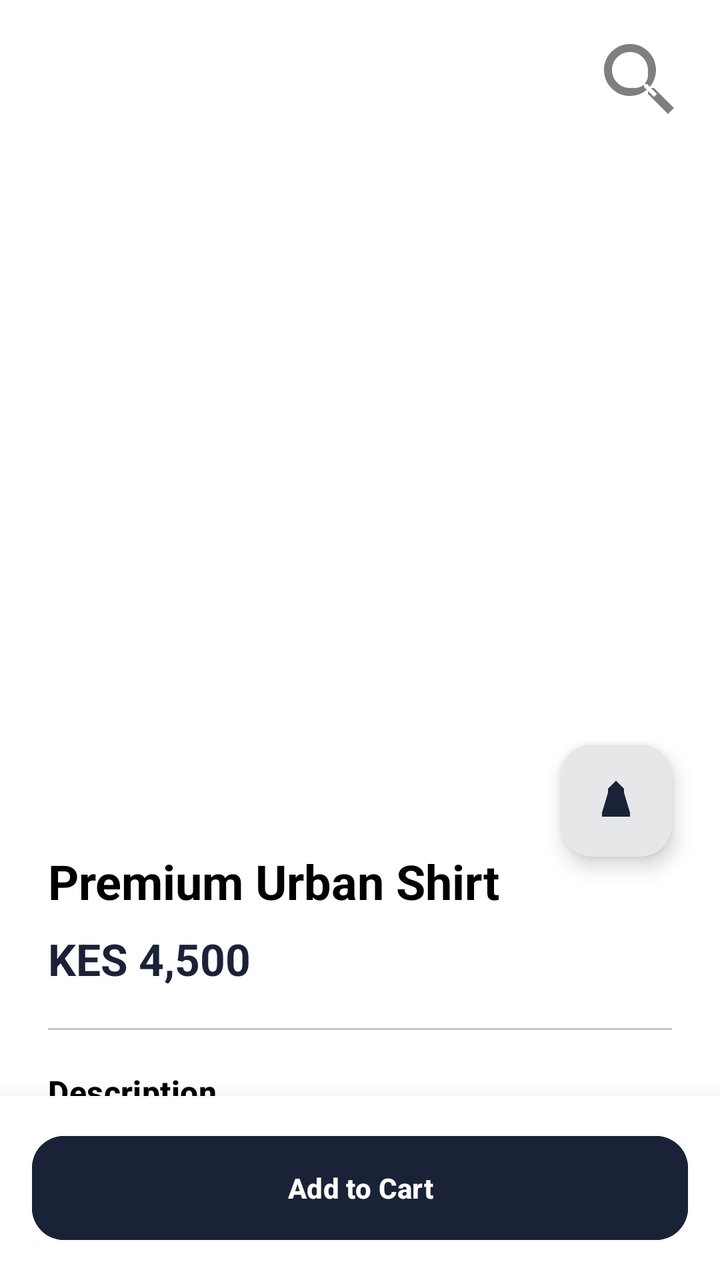
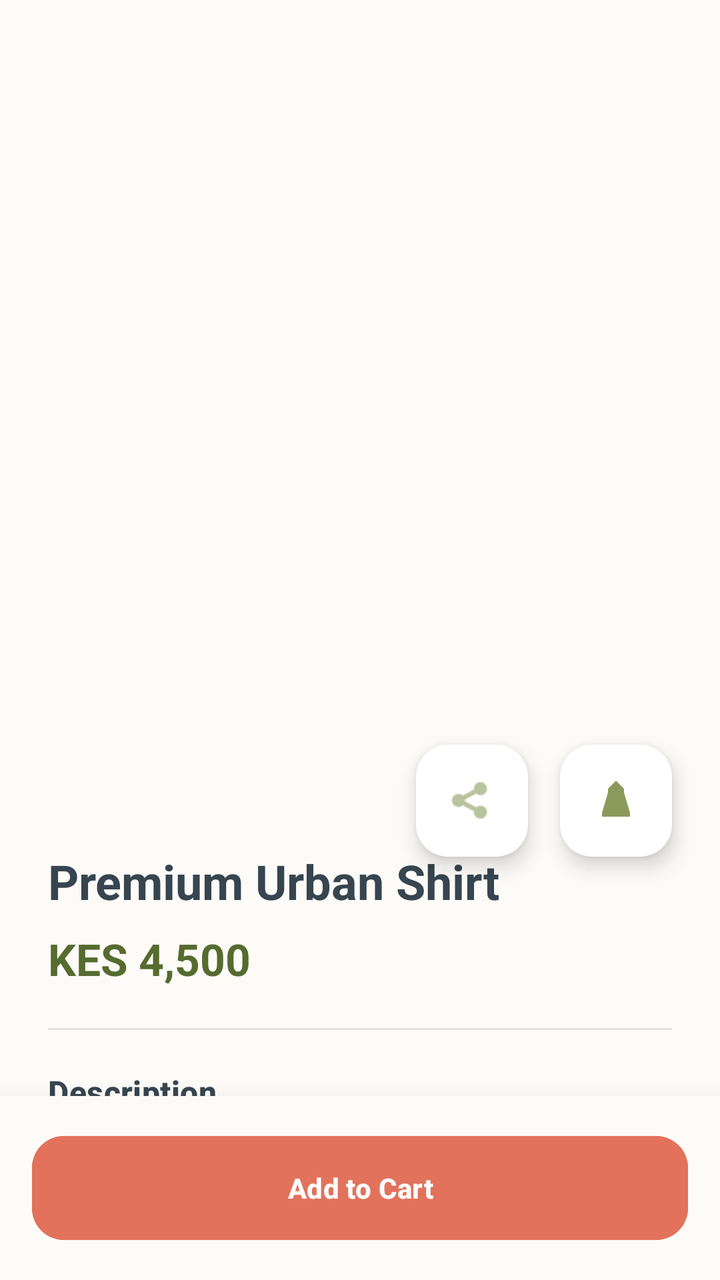

An Android layout rendered at two revisions. The XML below is the earlier revision; the diff shows what the commit changed to produce the second picture.
<!-- AndroidManifest.xml: application theme Theme.StyleNestBoutique -->
<!-- res/layout/fragment_product_detail.xml -->
<?xml version="1.0" encoding="utf-8"?>
<androidx.coordinatorlayout.widget.CoordinatorLayout xmlns:android="http://schemas.android.com/apk/res/android"
    xmlns:app="http://schemas.android.com/apk/res-auto"
    xmlns:tools="http://schemas.android.com/tools"
    android:layout_width="match_parent"
    android:layout_height="match_parent"
    android:background="?attr/colorSurface">

    <androidx.core.widget.NestedScrollView
        android:layout_width="match_parent"
        android:layout_height="match_parent"
        android:clipToPadding="false"
        android:paddingBottom="100dp">

        <androidx.constraintlayout.widget.ConstraintLayout
            android:layout_width="match_parent"
            android:layout_height="wrap_content">

            <com.google.android.material.imageview.ShapeableImageView
                android:id="@+id/product_image"
                android:layout_width="match_parent"
                android:layout_height="0dp"
                android:adjustViewBounds="true"
                android:scaleType="centerCrop"
                app:layout_constraintDimensionRatio="1:1.2"
                app:layout_constraintTop_toTopOf="parent"
                app:shapeAppearanceOverlay="@style/ShapeAppearance.Material3.LargeComponent" />

            <ImageButton
                android:id="@+id/share_button"
                android:layout_width="48dp"
                android:layout_height="48dp"
                android:layout_margin="16dp"
                android:background="@drawable/ic_categories"
                android:backgroundTint="#80000000"
                android:padding="12dp"
                android:src="@drawable/ic_search"
                app:layout_constraintEnd_toEndOf="parent"
                app:layout_constraintTop_toTopOf="parent"
                app:tint="@color/white" />

            <com.google.android.material.floatingactionbutton.FloatingActionButton
                android:id="@+id/wishlist_fab"
                android:layout_width="wrap_content"
                android:layout_height="wrap_content"
                android:layout_marginEnd="24dp"
                android:contentDescription="Add to wishlist"
                android:src="@drawable/ic_dress"
                app:backgroundTint="?attr/colorSurface"
                app:fabSize="normal"
                app:layout_constraintBottom_toTopOf="@id/detail_card"
                app:layout_constraintEnd_toEndOf="parent"
                app:layout_constraintTop_toTopOf="@id/detail_card"
                app:tint="?attr/colorPrimary" />

            <com.google.android.material.card.MaterialCardView
                android:id="@+id/detail_card"
                android:layout_width="match_parent"
                android:layout_height="wrap_content"
                android:layout_marginTop="-32dp"
                app:cardCornerRadius="32dp"
                app:cardElevation="0dp"
                app:layout_constraintTop_toBottomOf="@id/product_image"
                app:strokeWidth="0dp">

                <LinearLayout
                    android:layout_width="match_parent"
                    android:layout_height="wrap_content"
                    android:orientation="vertical"
                    android:padding="24dp">

                    <TextView
                        android:id="@+id/product_name"
                        android:layout_width="match_parent"
                        android:layout_height="wrap_content"
                        android:text="Premium Urban Shirt"
                        android:textAppearance="?attr/textAppearanceHeadlineSmall"
                        android:textColor="?attr/colorOnSurface"
                        android:textStyle="bold" />

                    <TextView
                        android:id="@+id/product_price"
                        android:layout_width="match_parent"
                        android:layout_height="wrap_content"
                        android:layout_marginTop="8dp"
                        android:text="KES 4,500"
                        android:textAppearance="?attr/textAppearanceTitleLarge"
                        android:textColor="?attr/colorPrimary"
                        android:textStyle="bold" />

                    <View
                        android:layout_width="match_parent"
                        android:layout_height="1dp"
                        android:layout_marginVertical="20dp"
                        android:background="?attr/colorOutlineVariant" />

                    <TextView
                        android:layout_width="match_parent"
                        android:layout_height="wrap_content"
                        android:text="Description"
                        android:textAppearance="?attr/textAppearanceTitleMedium"
                        android:textColor="?attr/colorOnSurface"
                        android:textStyle="bold" />

                    <TextView
                        android:id="@+id/product_description"
                        android:layout_width="match_parent"
                        android:layout_height="wrap_content"
                        android:layout_marginTop="8dp"
                        android:lineSpacingExtra="4dp"
                        android:text="Premium quality fabric with a modern silhouette."
                        android:textAppearance="?attr/textAppearanceBodyMedium" />

                    <TextView
                        android:layout_width="wrap_content"
                        android:layout_height="wrap_content"
                        android:layout_marginTop="24dp"
                        android:text="Select Size"
                        android:textAppearance="?attr/textAppearanceTitleMedium"
                        android:textColor="?attr/colorOnSurface"
                        android:textStyle="bold" />

                    <com.google.android.material.chip.ChipGroup
                        android:id="@+id/size_chip_group"
                        android:layout_width="match_parent"
                        android:layout_height="wrap_content"
                        android:layout_marginTop="12dp"
                        app:singleSelection="true">

                        <com.google.android.material.chip.Chip
                            android:id="@+id/chip_s"
                            style="@style/Widget.Material3.Chip.Filter"
                            android:layout_width="wrap_content"
                            android:layout_height="wrap_content"
                            android:text="S" />

                        <com.google.android.material.chip.Chip
                            android:id="@+id/chip_m"
                            style="@style/Widget.Material3.Chip.Filter"
                            android:layout_width="wrap_content"
                            android:layout_height="wrap_content"
                            android:checked="true"
                            android:text="M" />

                        <com.google.android.material.chip.Chip
                            android:id="@+id/chip_l"
                            style="@style/Widget.Material3.Chip.Filter"
                            android:layout_width="wrap_content"
                            android:layout_height="wrap_content"
                            android:text="L" />

                        <com.google.android.material.chip.Chip
                            android:id="@+id/chip_xl"
                            style="@style/Widget.Material3.Chip.Filter"
                            android:layout_width="wrap_content"
                            android:layout_height="wrap_content"
                            android:text="XL" />
                    </com.google.android.material.chip.ChipGroup>
                </LinearLayout>
            </com.google.android.material.card.MaterialCardView>
        </androidx.constraintlayout.widget.ConstraintLayout>
    </androidx.core.widget.NestedScrollView>

    <com.google.android.material.card.MaterialCardView
        android:layout_width="match_parent"
        android:layout_height="wrap_content"
        android:layout_gravity="bottom"
        app:cardCornerRadius="0dp"
        app:cardElevation="16dp"
        app:strokeWidth="0dp">

        <LinearLayout
            android:layout_width="match_parent"
            android:layout_height="wrap_content"
            android:background="?attr/colorSurface"
            android:padding="16dp">

            <com.google.android.material.button.MaterialButton
                android:id="@+id/add_to_cart_button"
                style="@style/Widget.Material3.Button"
                android:layout_width="match_parent"
                android:layout_height="60dp"
                android:text="@string/add_to_cart"
                app:cornerRadius="16dp" />
        </LinearLayout>
    </com.google.android.material.card.MaterialCardView>

</androidx.coordinatorlayout.widget.CoordinatorLayout>
<!-- resources referenced by this layout -->
<resources>
  <color name="white">#FFFFFF</color>
  <!-- drawable ic_categories (drawable) -->
  <vector xmlns:android="http://schemas.android.com/apk/res/android"
      android:width="24dp"
      android:height="24dp"
      android:viewportWidth="24"
      android:viewportHeight="24">
      <path
          android:fillColor="#FF000000"
          android:pathData="M15.5,14h-0.79l-0.28,-0.27C15.41,12.59 16,11.11 16,9.5 16,5.91 13.09,3 9.5,3S3,5.91 3,9.5 5.91,16 9.5,16c1.61,0 3.09,-0.59 4.23,-1.57l0.27,0.28v0.79l5,4.99L20.49,19l-4.99,-5zM9.5,14C7.01,14 5,11.99 5,9.5S7.01,5 9.5,5 14,7.01 14,9.5 11.99,14 9.5,14z" />
  </vector>
  <!-- drawable ic_dress (drawable) -->
  <vector xmlns:android="http://schemas.android.com/apk/res/android"
      android:width="200dp"
      android:height="200dp"
      android:viewportWidth="24"
      android:viewportHeight="24">
      <path
          android:fillColor="@color/brand_gold"
          android:pathData="M12,2L8,6v2l-3,10v2h14v-2L16,8V6L12,2z"/>
  </vector>
  <!-- drawable ic_search (drawable) -->
  <vector xmlns:android="http://schemas.android.com/apk/res/android"
      android:width="24dp"
      android:height="24dp"
      android:viewportWidth="24"
      android:viewportHeight="24">
      <path
          android:fillColor="#000000"
          android:pathData="M15.5,14h-0.79l-0.28,-0.27C15.41,12.59 16,11.11 16,9.5 16,5.91 13.09,3 9.5,3S3,5.91 3,9.5 5.91,16 9.5,16c1.61,0 3.09,-0.59 4.23,-1.57l0.27,0.28v0.79l5,4.99L20.49,19l-4.99,-5zM9.5,14C7.01,14 5,11.99 5,9.5S7.01,5 9.5,5 14,7.01 14,9.5 11.99,14 9.5,14z" />
  </vector>
  <string name="add_to_cart">Add to Cart</string>
  <style name="Theme.StyleNestBoutique" parent="Base.Theme.StyleNestBoutique" />
  <color name="brand_gold">#D4AF37</color>
  <style name="Base.Theme.StyleNestBoutique" parent="Theme.Material3.DayNight.NoActionBar">
          
          <item name="colorPrimary">#1A2238</item>
          <item name="colorOnPrimary">#FFFFFF</item>
  
          
          <item name="colorPrimaryContainer">#FFFDF5</item> 
          <item name="colorOnPrimaryContainer">#1A2238</item>
  
          <item name="colorSecondary">#D4AF37</item>
          <item name="colorOnSecondary">#FFFFFF</item>
  
          
          <item name="android:windowBackground">#F8F9FA</item>
          <item name="colorSurface">#FFFFFF</item>
          <item name="colorOnSurface">#000000</item> 
          <item name="colorSurfaceVariant">#F1F3F4</item>
          <item name="colorOnSurfaceVariant">#202124</item> 
          <item name="colorOutline">#D4AF37</item>
          <item name="colorError">#D93025</item>
  
          
          <item name="materialButtonStyle">@style/StyleNest.Button</item>
          <item name="chipStyle">@style/StyleNest.Chip</item>
      </style>
  <style name="StyleNest.Button" parent="Widget.Material3.Button">
          <item name="android:backgroundTint">?attr/colorPrimary</item>
          <item name="android:textColor">?attr/colorOnPrimary</item>
          <item name="cornerRadius">8dp</item>
          <item name="android:textStyle">bold</item>
      </style>
  <style name="StyleNest.Chip" parent="Widget.Material3.Chip.Assist">
          <item name="chipBackgroundColor">?attr/colorSurface</item>
          <item name="android:textColor">?attr/colorOnSurface</item>
          <item name="chipIconTint">?attr/colorPrimary</item>
      </style>
</resources>

<!-- the commit's change to res/layout/fragment_product_detail.xml (unified diff, before → after) -->
@@ -4,7 +4,7 @@
     xmlns:tools="http://schemas.android.com/tools"
     android:layout_width="match_parent"
     android:layout_height="match_parent"
-    android:background="?attr/colorSurface">
+    android:background="@color/app_background">
 
     <androidx.core.widget.NestedScrollView
         android:layout_width="match_parent"
@@ -26,32 +26,33 @@
                 app:layout_constraintTop_toTopOf="parent"
                 app:shapeAppearanceOverlay="@style/ShapeAppearance.Material3.LargeComponent" />
 
-            <ImageButton
+            <com.google.android.material.floatingactionbutton.FloatingActionButton
                 android:id="@+id/share_button"
-                android:layout_width="48dp"
-                android:layout_height="48dp"
-                android:layout_margin="16dp"
-                android:background="@drawable/ic_categories"
-                android:backgroundTint="#80000000"
-                android:padding="12dp"
-                android:src="@drawable/ic_search"
-                app:layout_constraintEnd_toEndOf="parent"
-                app:layout_constraintTop_toTopOf="parent"
-                app:tint="@color/white" />
+                android:layout_width="wrap_content"
+                android:layout_height="wrap_content"
+                android:layout_marginEnd="16dp"
+                android:contentDescription="@string/share_product"
+                android:src="@android:drawable/ic_menu_share"
+                app:backgroundTint="@color/white"
+                app:fabSize="mini"
+                app:layout_constraintBottom_toBottomOf="@id/wishlist_fab"
+                app:layout_constraintEnd_toStartOf="@id/wishlist_fab"
+                app:layout_constraintTop_toTopOf="@id/wishlist_fab"
+                app:tint="@color/brand_sage" />
 
             <com.google.android.material.floatingactionbutton.FloatingActionButton
                 android:id="@+id/wishlist_fab"
                 android:layout_width="wrap_content"
                 android:layout_height="wrap_content"
                 android:layout_marginEnd="24dp"
-                android:contentDescription="Add to wishlist"
+                android:contentDescription="@string/wishlist"
                 android:src="@drawable/ic_dress"
-                app:backgroundTint="?attr/colorSurface"
+                app:backgroundTint="@color/white"
                 app:fabSize="normal"
                 app:layout_constraintBottom_toTopOf="@id/detail_card"
                 app:layout_constraintEnd_toEndOf="parent"
                 app:layout_constraintTop_toTopOf="@id/detail_card"
-                app:tint="?attr/colorPrimary" />
+                app:tint="@color/brand_sage" />
 
             <com.google.android.material.card.MaterialCardView
                 android:id="@+id/detail_card"
@@ -60,6 +61,7 @@
                 android:layout_marginTop="-32dp"
                 app:cardCornerRadius="32dp"
                 app:cardElevation="0dp"
+                app:cardBackgroundColor="@color/app_background"
                 app:layout_constraintTop_toBottomOf="@id/product_image"
                 app:strokeWidth="0dp">
 
@@ -75,7 +77,7 @@
                         android:layout_height="wrap_content"
                         android:text="Premium Urban Shirt"
                         android:textAppearance="?attr/textAppearanceHeadlineSmall"
-                        android:textColor="?attr/colorOnSurface"
+                        android:textColor="@color/text_charcoal"
                         android:textStyle="bold" />
 
                     <TextView
@@ -85,21 +87,21 @@
                         android:layout_marginTop="8dp"
                         android:text="KES 4,500"
                         android:textAppearance="?attr/textAppearanceTitleLarge"
-                        android:textColor="?attr/colorPrimary"
+                        android:textColor="@color/brand_sage_dark"
                         android:textStyle="bold" />
 
                     <View
                         android:layout_width="match_parent"
                         android:layout_height="1dp"
                         android:layout_marginVertical="20dp"
-                        android:background="?attr/colorOutlineVariant" />
+                        android:background="@color/gray_light" />
 
                     <TextView
                         android:layout_width="match_parent"
                         android:layout_height="wrap_content"
                         android:text="Description"
                         android:textAppearance="?attr/textAppearanceTitleMedium"
-                        android:textColor="?attr/colorOnSurface"
+                        android:textColor="@color/text_charcoal"
                         android:textStyle="bold" />
 
                     <TextView
@@ -109,15 +111,16 @@
                         android:layout_marginTop="8dp"
                         android:lineSpacingExtra="4dp"
                         android:text="Premium quality fabric with a modern silhouette."
-                        android:textAppearance="?attr/textAppearanceBodyMedium" />
+                        android:textAppearance="?attr/textAppearanceBodyMedium"
+                        android:textColor="@color/text_charcoal_light" />
 
                     <TextView
                         android:layout_width="wrap_content"
                         android:layout_height="wrap_content"
                         android:layout_marginTop="24dp"
-                        android:text="Select Size"
+                        android:text="@string/select_size"
                         android:textAppearance="?attr/textAppearanceTitleMedium"
-                        android:textColor="?attr/colorOnSurface"
+                        android:textColor="@color/text_charcoal"
                         android:textStyle="bold" />
 
                     <com.google.android.material.chip.ChipGroup
@@ -132,7 +135,8 @@
                             style="@style/Widget.Material3.Chip.Filter"
                             android:layout_width="wrap_content"
                             android:layout_height="wrap_content"
-                            android:text="S" />
+                            android:text="S"
+                            app:chipBackgroundColor="@color/warm_sand_dark" />
 
                         <com.google.android.material.chip.Chip
                             android:id="@+id/chip_m"
@@ -140,21 +144,24 @@
                             android:layout_width="wrap_content"
                             android:layout_height="wrap_content"
                             android:checked="true"
-                            android:text="M" />
+                            android:text="M"
+                            app:chipBackgroundColor="@color/warm_sand_dark" />
 
                         <com.google.android.material.chip.Chip
                             android:id="@+id/chip_l"
                             style="@style/Widget.Material3.Chip.Filter"
                             android:layout_width="wrap_content"
                             android:layout_height="wrap_content"
-                            android:text="L" />
+                            android:text="L"
+                            app:chipBackgroundColor="@color/warm_sand_dark" />
 
                         <com.google.android.material.chip.Chip
                             android:id="@+id/chip_xl"
                             style="@style/Widget.Material3.Chip.Filter"
                             android:layout_width="wrap_content"
                             android:layout_height="wrap_content"
-                            android:text="XL" />
+                            android:text="XL"
+                            app:chipBackgroundColor="@color/warm_sand_dark" />
                     </com.google.android.material.chip.ChipGroup>
                 </LinearLayout>
             </com.google.android.material.card.MaterialCardView>
@@ -172,7 +179,7 @@
         <LinearLayout
             android:layout_width="match_parent"
             android:layout_height="wrap_content"
-            android:background="?attr/colorSurface"
+            android:background="@color/app_background"
             android:padding="16dp">
 
             <com.google.android.material.button.MaterialButton
@@ -181,6 +188,8 @@
                 android:layout_width="match_parent"
                 android:layout_height="60dp"
                 android:text="@string/add_to_cart"
+                android:backgroundTint="@color/accent_terracotta"
+                android:textColor="@color/white"
                 app:cornerRadius="16dp" />
         </LinearLayout>
     </com.google.android.material.card.MaterialCardView>
<!-- resource entries referenced after the edit -->
@@ -1,16 +1,14 @@
 <!-- resources referenced by this layout -->
 <resources>
+  <color name="accent_terracotta">#E2725B</color>
+  <color name="app_background">#FDFBF7</color>
+  <color name="brand_sage">#8A9A5B</color>
+  <color name="brand_sage_dark">#556B2F</color>
+  <color name="gray_light">#E0E0E0</color>
+  <color name="text_charcoal">#36454F</color>
+  <color name="text_charcoal_light">#546E7A</color>
+  <color name="warm_sand_dark">#F5F0E6</color>
   <color name="white">#FFFFFF</color>
-  <!-- drawable ic_categories (drawable) -->
-  <vector xmlns:android="http://schemas.android.com/apk/res/android"
-      android:width="24dp"
-      android:height="24dp"
-      android:viewportWidth="24"
-      android:viewportHeight="24">
-      <path
-          android:fillColor="#FF000000"
-          android:pathData="M15.5,14h-0.79l-0.28,-0.27C15.41,12.59 16,11.11 16,9.5 16,5.91 13.09,3 9.5,3S3,5.91 3,9.5 5.91,16 9.5,16c1.61,0 3.09,-0.59 4.23,-1.57l0.27,0.28v0.79l5,4.99L20.49,19l-4.99,-5zM9.5,14C7.01,14 5,11.99 5,9.5S7.01,5 9.5,5 14,7.01 14,9.5 11.99,14 9.5,14z" />
-  </vector>
   <!-- drawable ic_dress (drawable) -->
   <vector xmlns:android="http://schemas.android.com/apk/res/android"
       android:width="200dp"
@@ -21,54 +19,53 @@
           android:fillColor="@color/brand_gold"
           android:pathData="M12,2L8,6v2l-3,10v2h14v-2L16,8V6L12,2z"/>
   </vector>
-  <!-- drawable ic_search (drawable) -->
-  <vector xmlns:android="http://schemas.android.com/apk/res/android"
-      android:width="24dp"
-      android:height="24dp"
-      android:viewportWidth="24"
-      android:viewportHeight="24">
-      <path
-          android:fillColor="#000000"
-          android:pathData="M15.5,14h-0.79l-0.28,-0.27C15.41,12.59 16,11.11 16,9.5 16,5.91 13.09,3 9.5,3S3,5.91 3,9.5 5.91,16 9.5,16c1.61,0 3.09,-0.59 4.23,-1.57l0.27,0.28v0.79l5,4.99L20.49,19l-4.99,-5zM9.5,14C7.01,14 5,11.99 5,9.5S7.01,5 9.5,5 14,7.01 14,9.5 11.99,14 9.5,14z" />
-  </vector>
   <string name="add_to_cart">Add to Cart</string>
+  <string name="select_size">Select Size</string>
+  <string name="share_product">Share product</string>
+  <string name="wishlist">My Wishlist</string>
   <style name="Theme.StyleNestBoutique" parent="Base.Theme.StyleNestBoutique" />
-  <color name="brand_gold">#D4AF37</color>
+  <color name="brand_gold">#E2725B</color>
   <style name="Base.Theme.StyleNestBoutique" parent="Theme.Material3.DayNight.NoActionBar">
           
-          <item name="colorPrimary">#1A2238</item>
-          <item name="colorOnPrimary">#FFFFFF</item>
+          <item name="colorPrimary">@color/brand_sage</item>
+          <item name="colorOnPrimary">@color/white</item>
+          <item name="colorPrimaryContainer">@color/brand_sage_light</item>
+          <item name="colorOnPrimaryContainer">@color/brand_sage_dark</item>
   
           
-          <item name="colorPrimaryContainer">#FFFDF5</item> 
-          <item name="colorOnPrimaryContainer">#1A2238</item>
-  
-          <item name="colorSecondary">#D4AF37</item>
-          <item name="colorOnSecondary">#FFFFFF</item>
+          <item name="colorSecondary">@color/accent_terracotta</item>
+          <item name="colorOnSecondary">@color/white</item>
+          <item name="colorSecondaryContainer">@color/accent_terracotta_dark</item>
+          <item name="colorOnSecondaryContainer">@color/white</item>
   
           
-          <item name="android:windowBackground">#F8F9FA</item>
-          <item name="colorSurface">#FFFFFF</item>
-          <item name="colorOnSurface">#000000</item> 
-          <item name="colorSurfaceVariant">#F1F3F4</item>
-          <item name="colorOnSurfaceVariant">#202124</item> 
-          <item name="colorOutline">#D4AF37</item>
-          <item name="colorError">#D93025</item>
+          <item name="android:windowBackground">@color/app_background</item>
+          <item name="colorSurface">@color/app_background</item>
+          <item name="colorOnSurface">@color/text_charcoal</item>
+          <item name="colorSurfaceVariant">@color/warm_sand_dark</item>
+          <item name="colorOnSurfaceVariant">@color/text_charcoal_light</item>
+  
+          <item name="colorOutline">@color/brand_sage_dark</item>
+          <item name="colorError">@color/sale_red</item>
   
           
           <item name="materialButtonStyle">@style/StyleNest.Button</item>
           <item name="chipStyle">@style/StyleNest.Chip</item>
       </style>
+  <color name="brand_sage_light">#A3B080</color>
+  <color name="accent_terracotta_dark">#BF4F36</color>
+  <color name="sale_red">#D32F2F</color>
   <style name="StyleNest.Button" parent="Widget.Material3.Button">
-          <item name="android:backgroundTint">?attr/colorPrimary</item>
-          <item name="android:textColor">?attr/colorOnPrimary</item>
-          <item name="cornerRadius">8dp</item>
+          <item name="android:backgroundTint">@color/brand_sage</item>
+          <item name="android:textColor">@color/white</item>
+          <item name="cornerRadius">12dp</item>
           <item name="android:textStyle">bold</item>
       </style>
   <style name="StyleNest.Chip" parent="Widget.Material3.Chip.Assist">
-          <item name="chipBackgroundColor">?attr/colorSurface</item>
-          <item name="android:textColor">?attr/colorOnSurface</item>
-          <item name="chipIconTint">?attr/colorPrimary</item>
+          <item name="chipBackgroundColor">@color/warm_sand_dark</item>
+          <item name="android:textColor">@color/text_charcoal</item>
+          <item name="chipIconTint">@color/brand_sage</item>
+          <item name="shapeAppearance">@style/ShapeAppearance.Material3.Corner.Medium</item>
       </style>
 </resources>
 
